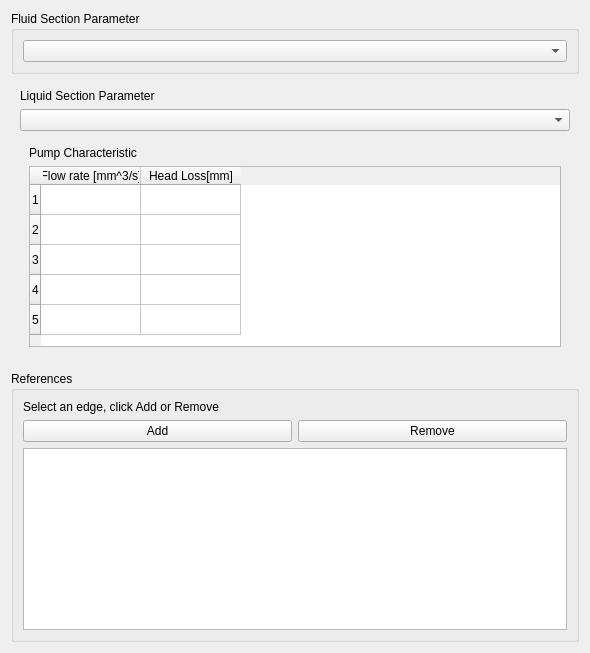
Qt form src/Mod/Fem/Gui/Resources/ui/ElementFluid1D.ui (berndhahnebach/All_FreeCAD) before a commit.
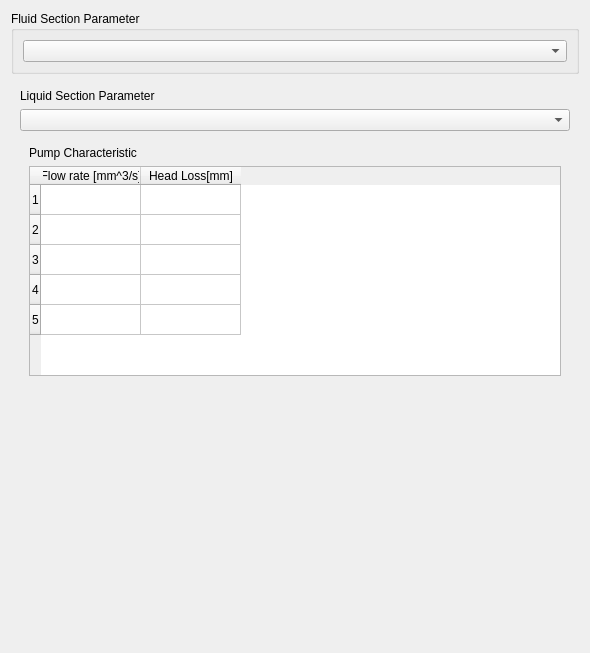
The same form after that commit. Custom widgets are drawn as their Qt base class.

Commit message: FEM: Python geometry selection class, use it for fluid 1D obj

```diff
--- a/src/Mod/Fem/Gui/Resources/ui/ElementFluid1D.ui
+++ b/src/Mod/Fem/Gui/Resources/ui/ElementFluid1D.ui
@@ -806,6 +806,19 @@
          </widget>
         </widget>
        </item>
+       <item>
+        <spacer name="verticalSpacer">
+         <property name="orientation">
+          <enum>Qt::Vertical</enum>
+         </property>
+         <property name="sizeHint" stdset="0">
+          <size>
+           <width>20</width>
+           <height>40</height>
+          </size>
+         </property>
+        </spacer>
+       </item>
       </layout>
      </widget>
      <widget class="QWidget" name="page_2">
@@ -838,43 +851,6 @@
      </widget>
     </widget>
    </item>
-   <item>
-    <widget class="QGroupBox" name="groupBox_1">
-     <property name="title">
-      <string>References</string>
-     </property>
-     <layout class="QVBoxLayout" name="verticalLayout_2">
-      <item>
-       <widget class="QLabel" name="l_label_text_1">
-        <property name="text">
-         <string>Select an edge, click Add or Remove</string>
-        </property>
-       </widget>
-      </item>
-      <item>
-       <layout class="QHBoxLayout" name="horizontalLayout_12">
-        <item>
-         <widget class="QPushButton" name="btn_add">
-          <property name="text">
-           <string>Add</string>
-          </property>
-         </widget>
-        </item>
-        <item>
-         <widget class="QPushButton" name="btn_remove">
-          <property name="text">
-           <string>Remove</string>
-          </property>
-         </widget>
-        </item>
-       </layout>
-      </item>
-      <item>
-       <widget class="QListWidget" name="list_References"/>
-      </item>
-     </layout>
-    </widget>
-   </item>
   </layout>
  </widget>
  <customwidgets>
```
The commit also changes 1 other file.
